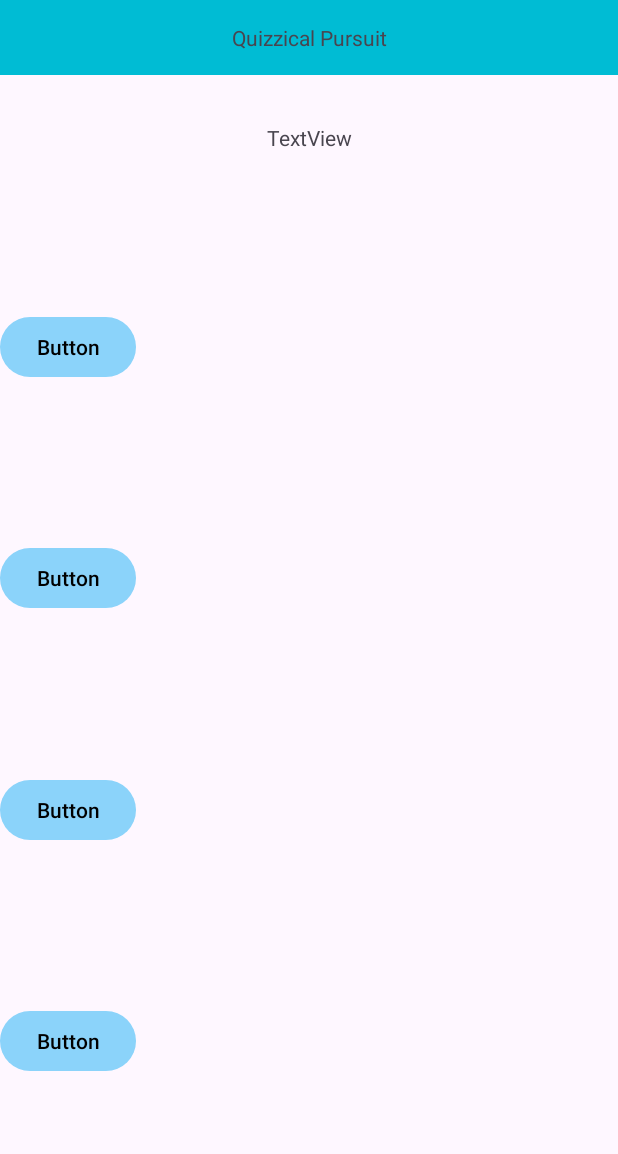
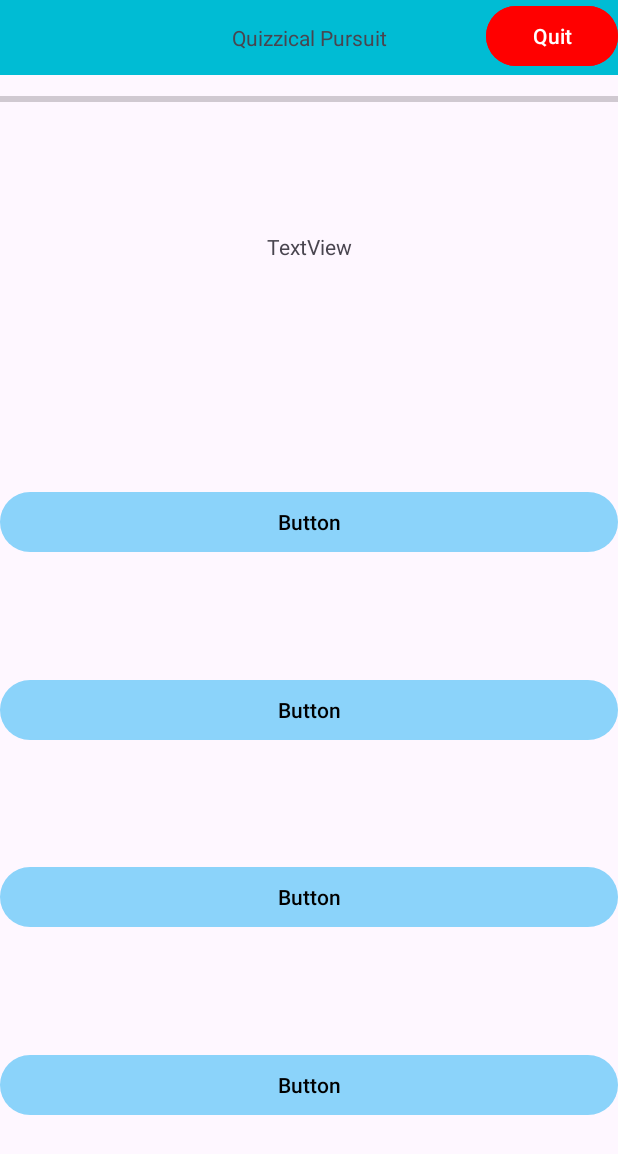
Before and after one commit to gmai2015gm/Quizzical-Pursuit, an Android app: the GameActivity screen opened directly, with no data from a screen before it, on a phone screen of 412 x 824 dp. Shown: the top 1154 px of the screen. Run offline under Robolectric (Android 15) with nearby library versions, the phone set to English and light mode, and no system bars; network calls fail; 2 statements that could not run were skipped.

Commit message:
More UI Improvements
Changed the layout, added a bar for the time, and a quit button which is fully wired up.

```diff
--- a/Quizzical-Pursuit/app/src/main/java/com/example/quizzicalpursuit/GameActivity.java
+++ b/Quizzical-Pursuit/app/src/main/java/com/example/quizzicalpursuit/GameActivity.java
@@ -49,7 +49,7 @@ public class GameActivity extends AppCompatActivity {
 
 
     ExecutorService executorService;
-    Button btnAnswer1, btnAnswer2, btnAnswer3, btnAnswer4;
+    Button btnAnswer1, btnAnswer2, btnAnswer3, btnAnswer4, btnQuit;
     TextView tvQuestion;
     SharedPreferences triviaSettings;
     Intent intent;
@@ -79,6 +79,7 @@ public class GameActivity extends AppCompatActivity {
         btnAnswer2 = findViewById(R.id.btnAnswer2);
         btnAnswer3 = findViewById(R.id.btnAnswer3);
         btnAnswer4 = findViewById(R.id.btnAnswer4);
+        btnQuit = findViewById(R.id.btnQuit);
         tvQuestion = findViewById(R.id.tvQuestion);
 
         resetBtnColor();
@@ -100,6 +101,10 @@ public class GameActivity extends AppCompatActivity {
                 Toast.makeText(this, "Unable to get questions. Please try again.", Toast.LENGTH_SHORT).show();
                 this.finish();
             }
+        });
+
+        btnQuit.setOnClickListener((view)->{
+            this.finish();
         });
     }
 
--- a/Quizzical-Pursuit/app/src/main/res/layout/activity_game.xml
+++ b/Quizzical-Pursuit/app/src/main/res/layout/activity_game.xml
@@ -19,48 +19,80 @@
 
     <TextView
         android:id="@+id/tvQuestion"
+        android:layout_width="0dp"
+        android:layout_height="0dp"
+        android:layout_marginTop="8dp"
+        android:gravity="center"
+        android:text="TextView"
+        app:layout_constraintBottom_toTopOf="@+id/guideline3"
+        app:layout_constraintEnd_toEndOf="parent"
+        app:layout_constraintStart_toStartOf="parent"
+        app:layout_constraintTop_toBottomOf="@+id/pBarTime" />
+
+    <Button
+        android:id="@+id/btnAnswer1"
+        android:layout_width="0dp"
+        android:layout_height="wrap_content"
+        android:text="Button"
+        app:layout_constraintBottom_toTopOf="@+id/btnAnswer2"
+        app:layout_constraintEnd_toEndOf="parent"
+        app:layout_constraintStart_toStartOf="parent"
+        app:layout_constraintTop_toTopOf="@+id/guideline3" />
+
+    <Button
+        android:id="@+id/btnAnswer2"
+        android:layout_width="0dp"
+        android:layout_height="wrap_content"
+        android:text="Button"
+        app:layout_constraintBottom_toTopOf="@+id/btnAnswer3"
+        app:layout_constraintEnd_toEndOf="parent"
+        app:layout_constraintStart_toStartOf="parent"
+        app:layout_constraintTop_toBottomOf="@+id/btnAnswer1" />
+
+    <Button
+        android:id="@+id/btnAnswer3"
+        android:layout_width="0dp"
+        android:layout_height="wrap_content"
+        android:text="Button"
+        app:layout_constraintBottom_toTopOf="@+id/btnAnswer4"
+        app:layout_constraintEnd_toEndOf="parent"
+        app:layout_constraintStart_toStartOf="parent"
+        app:layout_constraintTop_toBottomOf="@+id/btnAnswer2" />
+
+    <Button
+        android:id="@+id/btnAnswer4"
+        android:layout_width="0dp"
+        android:layout_height="wrap_content"
+        android:text="Button"
+        app:layout_constraintBottom_toBottomOf="parent"
+        app:layout_constraintEnd_toEndOf="parent"
+        app:layout_constraintStart_toStartOf="parent"
+        app:layout_constraintTop_toBottomOf="@+id/btnAnswer3" />
+
+    <androidx.constraintlayout.widget.Guideline
+        android:id="@+id/guideline3"
         android:layout_width="wrap_content"
         android:layout_height="wrap_content"
-        android:layout_marginTop="32dp"
-        android:text="TextView"
+        android:orientation="horizontal"
+        app:layout_constraintGuide_percent="0.3" />
+
+    <ProgressBar
+        android:id="@+id/pBarTime"
+        style="?android:attr/progressBarStyleHorizontal"
+        android:layout_width="0dp"
+        android:layout_height="wrap_content"
+        android:layout_marginTop="8dp"
         app:layout_constraintEnd_toEndOf="parent"
         app:layout_constraintStart_toStartOf="parent"
         app:layout_constraintTop_toBottomOf="@+id/textView2" />
 
     <Button
-        android:id="@+id/btnAnswer1"
+        android:id="@+id/btnQuit"
         android:layout_width="wrap_content"
         android:layout_height="wrap_content"
-        android:text="Button"
-        app:layout_constraintBottom_toTopOf="@+id/btnAnswer2"
-        app:layout_constraintTop_toBottomOf="@+id/tvQuestion"
-        tools:layout_editor_absoluteX="160dp" />
-
-    <Button
-        android:id="@+id/btnAnswer2"
-        android:layout_width="wrap_content"
-        android:layout_height="wrap_content"
-        android:text="Button"
-        app:layout_constraintBottom_toTopOf="@+id/btnAnswer3"
-        app:layout_constraintTop_toBottomOf="@+id/btnAnswer1"
-        tools:layout_editor_absoluteX="160dp" />
-
-    <Button
-        android:id="@+id/btnAnswer3"
-        android:layout_width="wrap_content"
-        android:layout_height="wrap_content"
-        android:text="Button"
-        app:layout_constraintBottom_toTopOf="@+id/btnAnswer4"
-        app:layout_constraintTop_toBottomOf="@+id/btnAnswer2"
-        tools:layout_editor_absoluteX="160dp" />
-
-    <Button
-        android:id="@+id/btnAnswer4"
-        android:layout_width="wrap_content"
-        android:layout_height="wrap_content"
-        android:text="Button"
-        app:layout_constraintBottom_toBottomOf="parent"
-        app:layout_constraintTop_toBottomOf="@+id/btnAnswer3"
-        tools:layout_editor_absoluteX="160dp" />
+        android:backgroundTint="#FF0000"
+        android:text="Quit"
+        app:layout_constraintEnd_toEndOf="@+id/textView2"
+        app:layout_constraintTop_toTopOf="parent" />
 
 </androidx.constraintlayout.widget.ConstraintLayout>
```
